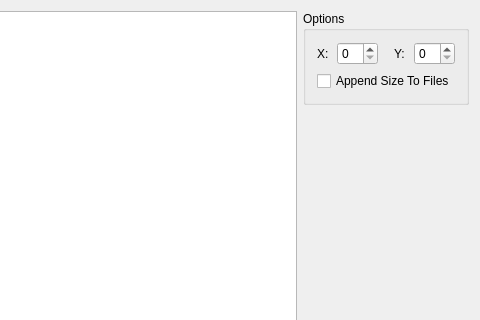
Qt form Thumbnailer/thumbnailerdialog.ui (mripley/Thumbnailer) before a commit; both pictures show x 197 to 677 and y 0 to 320 of the 677 by 540 pixel window.
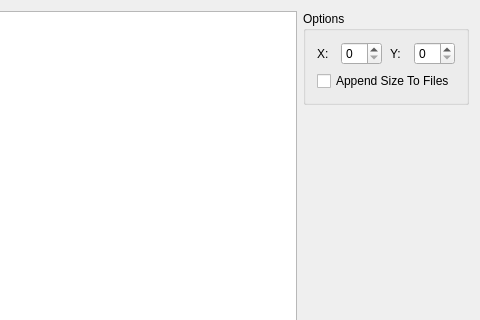
The same form after that commit.

Commit message: Added new directory creation stuff

What changed in the file:
```diff
--- a/Thumbnailer/thumbnailerdialog.ui
+++ b/Thumbnailer/thumbnailerdialog.ui
@@ -123,7 +123,7 @@
           </property>
           <property name="sizeHint" stdset="0">
            <size>
-            <width>10</width>
+            <width>2</width>
             <height>20</height>
            </size>
           </property>
@@ -172,7 +172,7 @@
      <property name="sizeHint" stdset="0">
       <size>
        <width>20</width>
-       <height>403</height>
+       <height>40</height>
       </size>
      </property>
     </spacer>
```
Left out of the diff: 3 changed lines with no effect on the pictures. The commit also changes 2 other files.
